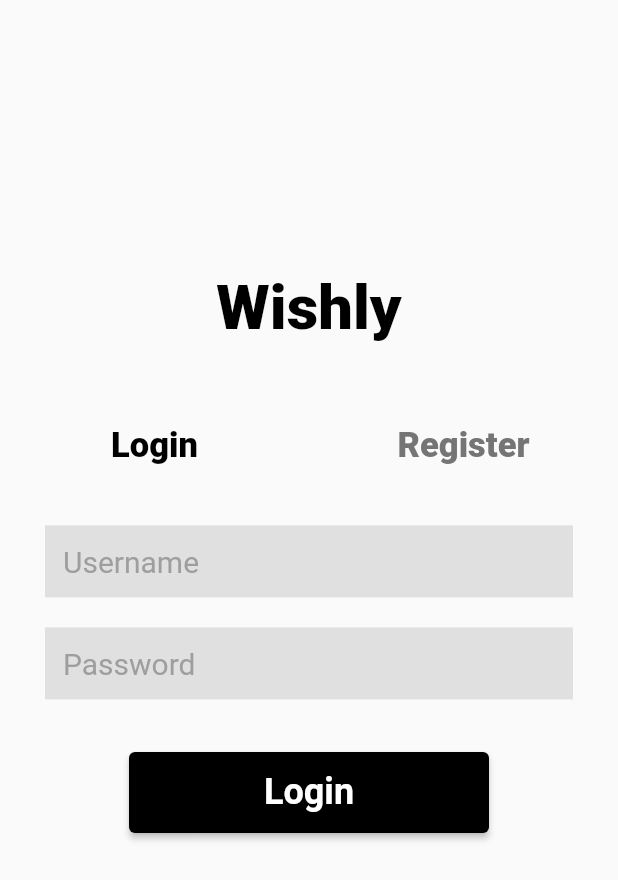
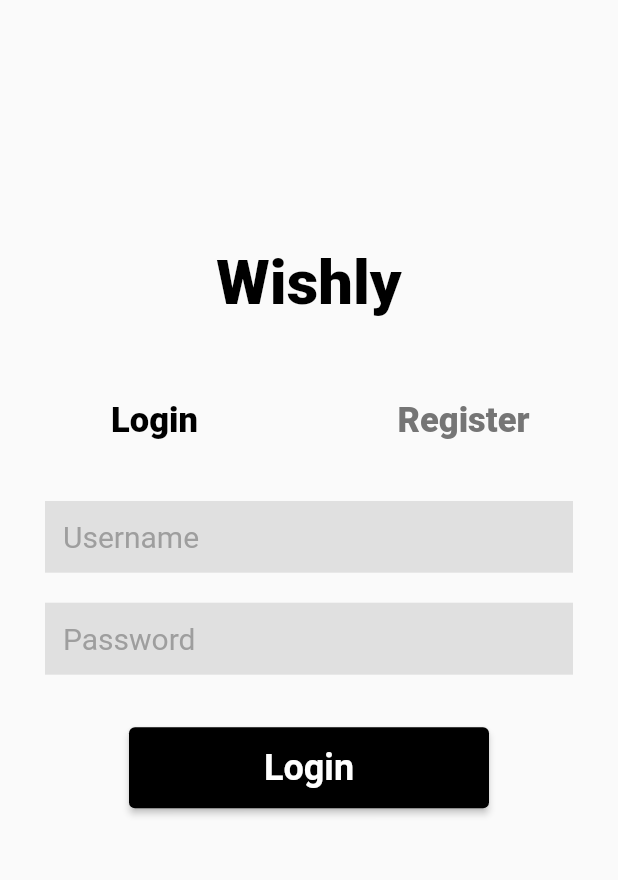
Before and after one commit to KavyaParengal/Wishlist_Using_Firebase, a Flutter app: the screen it shows after launch, on a phone screen of 412 x 824 dp. Shown: the top 880 px of the screen. Run offline on Flutter 3.47's test engine with Material 2 defaults, Android fonts, the phone set to English and light mode, and no system bars; our stand-ins replace cloud_firestore, firebase_auth, firebase_core, get; accounts and stored records are empty.

Commit message:
Second commit

```diff
--- a/lib/wishlistLogReg.dart
+++ b/lib/wishlistLogReg.dart
@@ -23,8 +23,9 @@ class _WishlistLoginRegiState extends State<WishlistLoginRegi> {
         length: 2,
         child: Column(
           mainAxisAlignment: MainAxisAlignment.center,
+          crossAxisAlignment: CrossAxisAlignment.center,
           children: [
-            SizedBox(height: MediaQuery.of(context).size.height*.22),
+            SizedBox(height: MediaQuery.of(context).size.height*.20),
             const Text(
               "Wishly",
               style: TextStyle(
```
